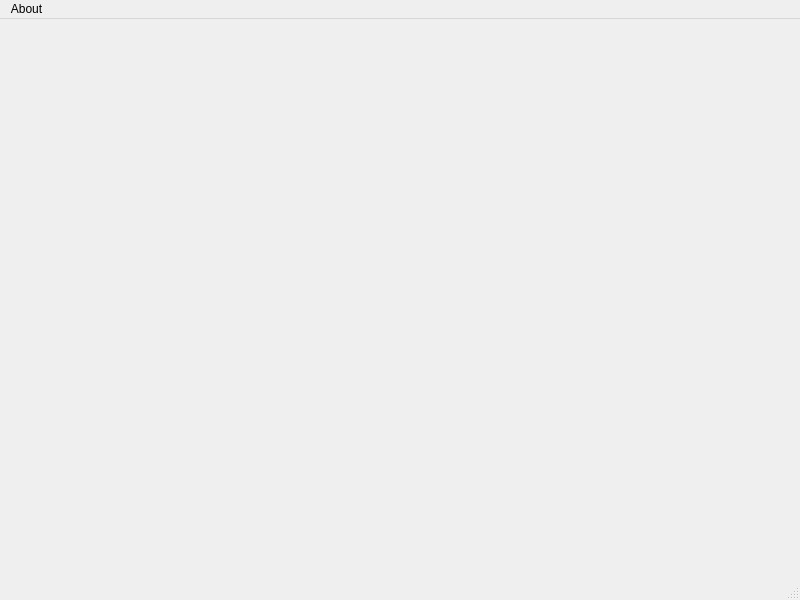
HunarPG/Pokedex, file forms/mainwindow.ui: the form before one commit.
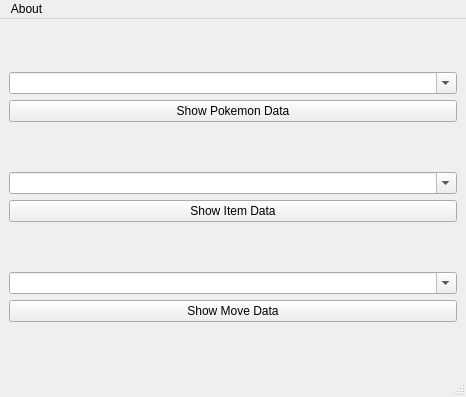
The form after the commit.

Commit message: Added Database to load Pokemon Names in a Combo Box in Main Window

Diff of the .ui file:
```diff
--- a/forms/mainwindow.ui
+++ b/forms/mainwindow.ui
@@ -6,20 +6,89 @@
    <rect>
     <x>0</x>
     <y>0</y>
-    <width>800</width>
-    <height>600</height>
+    <width>466</width>
+    <height>397</height>
    </rect>
   </property>
   <property name="windowTitle">
    <string>MainWindow</string>
   </property>
-  <widget class="QWidget" name="centralwidget"/>
+  <widget class="QWidget" name="centralwidget">
+   <layout class="QVBoxLayout" name="verticalLayout_4">
+    <item>
+     <layout class="QVBoxLayout" name="verticalLayout">
+      <item>
+       <layout class="QHBoxLayout" name="horizontalLayout">
+        <item>
+         <widget class="QComboBox" name="comboBox_Pokemon">
+          <property name="editable">
+           <bool>true</bool>
+          </property>
+         </widget>
+        </item>
+       </layout>
+      </item>
+      <item>
+       <widget class="QPushButton" name="pushButton_PokemonData">
+        <property name="text">
+         <string>Show Pokemon Data</string>
+        </property>
+       </widget>
+      </item>
+     </layout>
+    </item>
+    <item>
+     <layout class="QVBoxLayout" name="verticalLayout_2">
+      <item>
+       <layout class="QHBoxLayout" name="horizontalLayout_2">
+        <item>
+         <widget class="QComboBox" name="comboBox_Item">
+          <property name="editable">
+           <bool>true</bool>
+          </property>
+         </widget>
+        </item>
+       </layout>
+      </item>
+      <item>
+       <widget class="QPushButton" name="pushButton_ItemData">
+        <property name="text">
+         <string>Show Item Data</string>
+        </property>
+       </widget>
+      </item>
+     </layout>
+    </item>
+    <item>
+     <layout class="QVBoxLayout" name="verticalLayout_3">
+      <item>
+       <layout class="QHBoxLayout" name="horizontalLayout_3">
+        <item>
+         <widget class="QComboBox" name="comboBox_Move">
+          <property name="editable">
+           <bool>true</bool>
+          </property>
+         </widget>
+        </item>
+       </layout>
+      </item>
+      <item>
+       <widget class="QPushButton" name="pushButton_MoveData">
+        <property name="text">
+         <string>Show Move Data</string>
+        </property>
+       </widget>
+      </item>
+     </layout>
+    </item>
+   </layout>
+  </widget>
   <widget class="QMenuBar" name="menubar">
    <property name="geometry">
     <rect>
      <x>0</x>
      <y>0</y>
-     <width>800</width>
+     <width>466</width>
      <height>23</height>
     </rect>
    </property>
```
Left out of the diff: 4 changed lines with no effect on the pictures. The commit also changes 3 other files.
